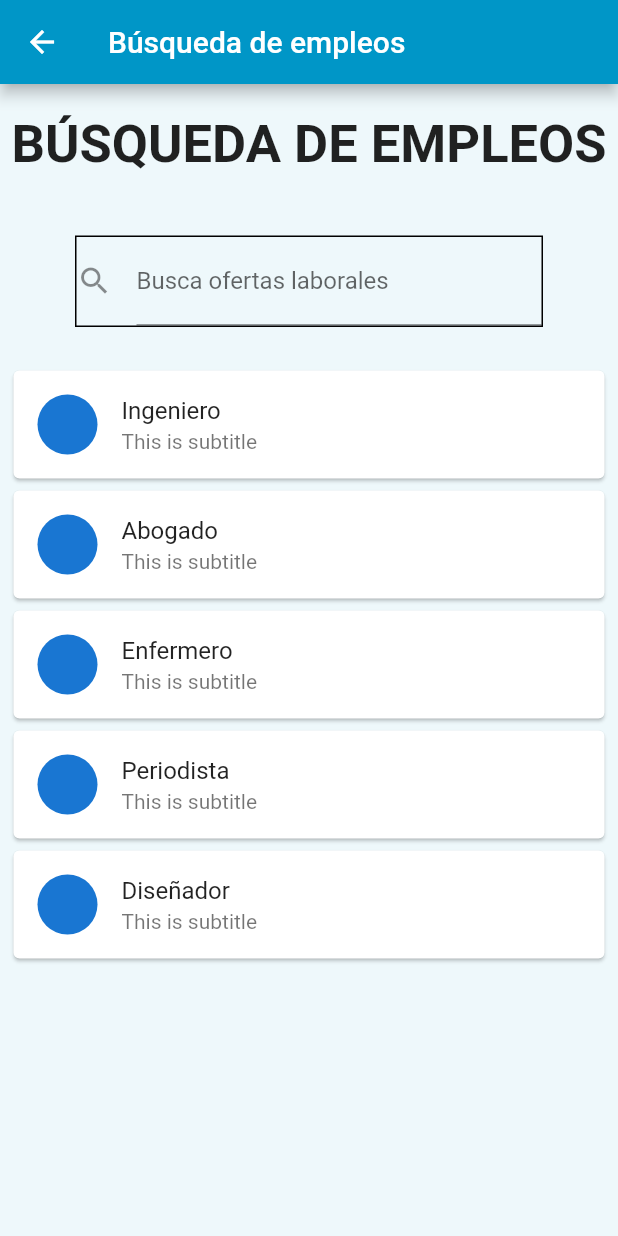
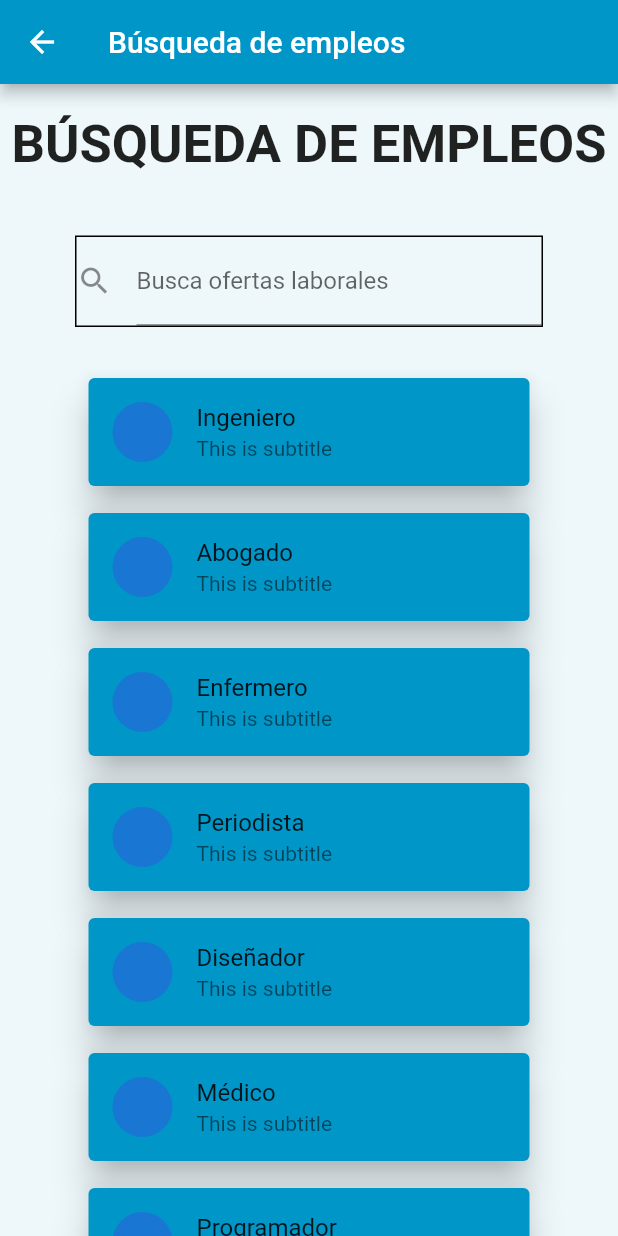
Before and after one commit to dorelysm/app_trabajo_discapacidades, a Flutter app: the ConsultasEmpleosPage screen opened by its route, on a phone screen of 412 x 824 dp. Run offline on Flutter 3.47's test engine with Material 2 defaults, Android fonts, the phone set to English and light mode, and no system bars; our stand-ins replace select_form_field; Roboto replaces fonts that are missing (Rosario).

Commit message:
Cards consultas

```diff
--- a/lib/pages/consultas_empleos.dart
+++ b/lib/pages/consultas_empleos.dart
@@ -15,6 +15,12 @@ class _ConsultasEmpleosPageState extends State<ConsultasEmpleosPage> {
     'Enfermero',
     'Periodista',
     'Diseñador',
+    'Médico',
+    'Programador',
+    'Analista',
+    'Secretario',
+    'Contador',
+    'Gerente',
   ];
 
   @override
@@ -49,11 +55,16 @@ class _ConsultasEmpleosPageState extends State<ConsultasEmpleosPage> {
         ),
         ListView.builder(
           itemBuilder: (BuildContext, index){
-            return Card(
-              child: ListTile(
-                leading: const CircleAvatar(),
-                title: Text(_DatosPrueba[index]),
-                subtitle: const Text("This is subtitle"),
+            return Padding(
+              padding: const EdgeInsets.symmetric(vertical: 5, horizontal: 50),
+              child: Card(
+                elevation: 10,
+                color: const Color(0xff0096C7),
+                child: ListTile(
+                  leading: const CircleAvatar(),
+                  title: Text(_DatosPrueba[index]),
+                  subtitle: const Text("This is subtitle"),
+                ),
               ),
             );
           },
```
